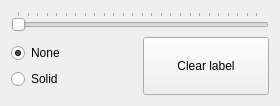
Qt form BIAL-GUI/ui/labelswidget.ui (GIBIS-UNIFESP/BIAL) before a commit.
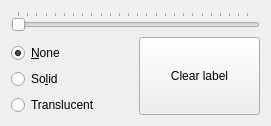
The same form after that commit.

Commit message: Command line options, solid label option.

What changed in the file:
```diff
--- a/BIAL-GUI/ui/labelswidget.ui
+++ b/BIAL-GUI/ui/labelswidget.ui
@@ -6,14 +6,14 @@
    <rect>
     <x>0</x>
     <y>0</y>
-    <width>280</width>
-    <height>94</height>
+    <width>271</width>
+    <height>122</height>
    </rect>
   </property>
   <property name="maximumSize">
    <size>
     <width>16777215</width>
-    <height>100</height>
+    <height>122</height>
    </size>
   </property>
   <property name="windowTitle">
@@ -39,7 +39,7 @@
    <item row="3" column="0">
     <widget class="QRadioButton" name="solid">
      <property name="text">
-      <string>Solid</string>
+      <string>So&amp;lid</string>
      </property>
      <property name="checked">
       <bool>false</bool>
@@ -62,13 +62,23 @@
    <item row="2" column="0">
     <widget class="QRadioButton" name="none">
      <property name="text">
-      <string>None</string>
+      <string>&amp;None</string>
      </property>
      <property name="checked">
       <bool>true</bool>
      </property>
     </widget>
    </item>
+   <item row="4" column="0">
+    <widget class="QRadioButton" name="translucent">
+     <property name="text">
+      <string>Translucent</string>
+     </property>
+     <property name="checked">
+      <bool>false</bool>
+     </property>
+    </widget>
+   </item>
   </layout>
  </widget>
  <resources/>
```
The commit also changes 7 other files.
